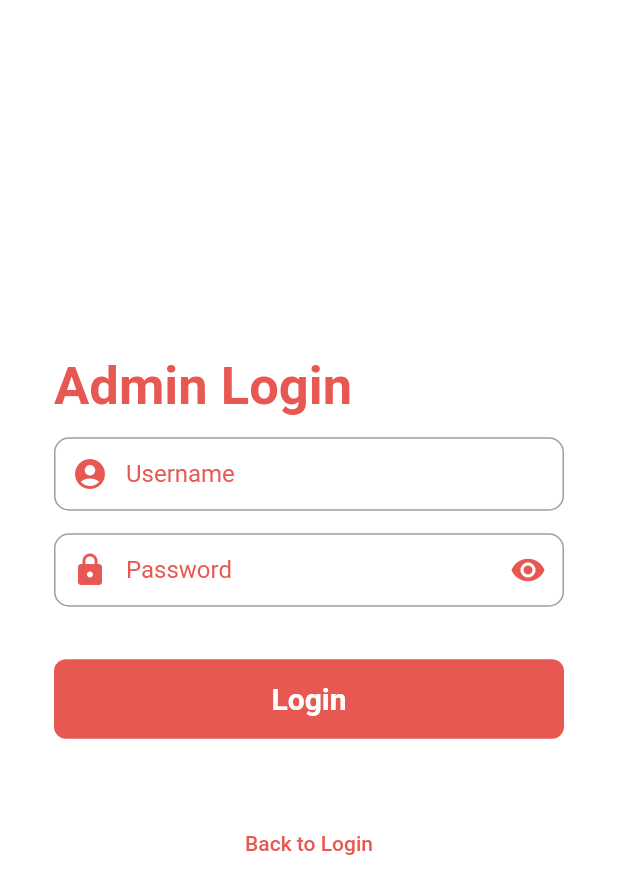
After one commit to JamesVictorAlvarez/Flutter-Munch, a Flutter app: the screen it shows after launch, after a tap on "Login", after a tap on "Admin Login", on a phone screen of 412 x 824 dp. The commit adds this screen. Shown: the top 894 px of the screen. Run offline on Flutter 3.47's test engine with Material 2 defaults, Android fonts, the phone set to English and light mode, and no system bars; our stand-ins replace firebase_auth, firebase_core, sqflite; accounts and stored records are empty; network calls fail; Roboto replaces fonts that are missing (Montserrat).

Commit message:
Added admin page

```diff
--- /dev/null
+++ b/Munch/lib/Login/admin_login.dart
@@ -0,0 +1,190 @@
+import 'package:flutter/material.dart';
+import 'package:munch/Admin/admin_home.dart';
+import 'login_register.dart';
+
+class AdminLogin extends StatefulWidget {
+  const AdminLogin({Key? key}) : super(key: key);
+
+  @override
+  State<AdminLogin> createState() => _AdminLoginState();
+}
+
+class _AdminLoginState extends State<AdminLogin> {
+  String? errorMessage = '';
+  bool isLogin = true;
+
+  final TextEditingController _userController = TextEditingController();
+  final TextEditingController _passwordController = TextEditingController();
+  final _user = 'admin';
+  final _pass = '123';
+
+  // void signInWithEmailAndPassword() {
+  //   if (_emailController == null || _passwordController == null) {
+  //     setState(() {
+  //       errorMessage = 'All the fields must be filled';
+  //     });
+  //   }
+  //
+  //   if (_emailController == _user || _passwordController == _pass) {
+  //     setState(() {
+  //       errorMessage = 'Incorrect username or password';
+  //     });
+  //   }
+  // }
+
+  // Widget _errorMessage() {
+  //   return Text(errorMessage == '' ? '' : 'Humm ? $errorMessage');
+  // }
+
+  // Widget _submitButton() {
+  //   return Material(
+  //     borderRadius: BorderRadius.circular(8),
+  //     color: Color(0xFFE85852),
+  //     child: MaterialButton(
+  //       padding: EdgeInsets.fromLTRB(20, 15, 20, 15),
+  //       minWidth: MediaQuery.of(context).size.width,
+  //       onPressed: signInWithEmailAndPassword,
+  //       child: Text('Login',
+  //           textAlign: TextAlign.center,
+  //           style: TextStyle(
+  //               fontSize: 20,
+  //               color: Colors.white,
+  //               fontWeight: FontWeight.bold)),
+  //     ),
+  //   );
+  // }
+
+  @override
+  Widget build(BuildContext context) {
+    bool _isObscure = true;
+    return Scaffold(
+      backgroundColor: Colors.white,
+      body: Center(
+        child: SingleChildScrollView(
+          child: Container(
+            color: Colors.white,
+            child: Padding(
+              padding: const EdgeInsets.all(36.0),
+              child: Column(
+                  mainAxisAlignment: MainAxisAlignment.center,
+                  crossAxisAlignment: CrossAxisAlignment.start,
+                  children: <Widget>[
+                    SizedBox(
+                      height: 40,
+                      child: Text(
+                        'Admin Login',
+                        style: TextStyle(
+                            fontFamily: 'Montserrat',
+                            color: Color(0xFFE85852),
+                            fontSize: 35,
+                            fontWeight: FontWeight.w600),
+                      ),
+                    ),
+                    SizedBox(height: 14),
+                    TextField(
+                      controller: _userController,
+                      textInputAction: TextInputAction.next,
+                      cursorColor: Colors.redAccent,
+                      decoration: InputDecoration(
+                        prefixIcon: Icon(Icons.account_circle),
+                        prefixIconColor: Color(0xFFE85852),
+                        contentPadding: EdgeInsets.fromLTRB(20, 15, 20, 15),
+                        labelText: 'Username',
+                        labelStyle: TextStyle(color: Color(0xFFE85852)),
+                        border: OutlineInputBorder(
+                          borderRadius: BorderRadius.circular(10),
+                        ),
+                        focusedBorder: OutlineInputBorder(
+                            borderRadius: BorderRadius.circular(10),
+                            borderSide: BorderSide(
+                                width: 1.5, color: Colors.redAccent)),
+                      ),
+                    ),
+                    SizedBox(height: 15),
+                    TextField(
+                        controller: _passwordController,
+                        textInputAction: TextInputAction.next,
+                        obscureText: _isObscure,
+                        cursorColor: Colors.redAccent,
+                        decoration: InputDecoration(
+                            prefixIcon: Icon(Icons.lock),
+                            prefixIconColor: Color(0xFFE85852),
+                            contentPadding: EdgeInsets.fromLTRB(20, 15, 20, 15),
+                            labelText: "Password",
+                            labelStyle: TextStyle(color: Color(0xFFE85852)),
+                            hintText: "Password",
+                            border: OutlineInputBorder(
+                              borderRadius: BorderRadius.circular(10),
+                            ),
+                            focusedBorder: OutlineInputBorder(
+                                borderRadius: BorderRadius.circular(10),
+                                borderSide: BorderSide(
+                                    width: 1.5, color: Colors.redAccent)),
+                            suffixIcon: IconButton(
+                                icon: Icon(_isObscure
+                                    ? Icons.visibility
+                                    : Icons.visibility_off),
+                                onPressed: () {
+                                  setState(() {
+                                    _isObscure = !_isObscure;
+                                  });
+                                }),
+                            suffixIconColor: Color(0xFFE85852))),
+                    const SizedBox(height: 35),
+                    Material(
+                      borderRadius: BorderRadius.circular(8),
+                      color: Color(0xFFE85852),
+                      child: MaterialButton(
+                        padding: EdgeInsets.fromLTRB(20, 15, 20, 15),
+                        minWidth: MediaQuery.of(context).size.width,
+                        onPressed: () {
+                          if (_userController.value.text.isEmpty ||
+                              _passwordController.value.text.isEmpty) {
+                            setState(() {
+                              errorMessage = 'All fields must be filled';
+                            });
+                          } else if (_userController.text != _user ||
+                              _passwordController.text != _pass) {
+                            setState(() {
+                              errorMessage = 'Incorrect username or password';
+                            });
+                          } else if ( _userController.text == _user ||
+                              _passwordController.text == _pass){
+                            Navigator.push(
+                                context,
+                                MaterialPageRoute(builder: (context) => AdminHome())
+                            );
+                          }
+                        },
+                        child: Text('Login',
+                            textAlign: TextAlign.center,
+                            style: TextStyle(
+                                fontSize: 20,
+                                color: Colors.white,
+                                fontWeight: FontWeight.bold)),
+                      ),
+                    ),
+                    SizedBox(height: 15),
+                    Text(errorMessage == '' ? '' : 'Humm ? $errorMessage'),
+                    SizedBox(height: 15),
+                    Align(
+                      alignment: Alignment.bottomCenter,
+                      child: TextButton(
+                        onPressed: () {
+                          Navigator.push(context,
+                              MaterialPageRoute(builder: (context) => Login()));
+                        },
+                        child: Text(
+                          'Back to Login',
+                          style: TextStyle(color: Color(0xFFE85852)),
+                        ),
+                      ),
+                    )
+                  ]),
+            ),
+          ),
+        ),
+      ),
+    );
+  }
+}
--- a/Munch/lib/Login/login_register.dart
+++ b/Munch/lib/Login/login_register.dart
@@ -1,5 +1,6 @@
 import 'package:flutter/material.dart';
 import 'package:firebase_auth/firebase_auth.dart';
+import 'package:munch/Login/admin_login.dart';
 import '../auth.dart';
 
 class Login extends StatefulWidget {
@@ -45,13 +46,19 @@ class _LoginState extends State<Login> {
     return TextField(
       controller: controller,
       textInputAction: TextInputAction.next,
+      cursorColor: Colors.redAccent,
       decoration: InputDecoration(
         prefixIcon: Icon(Icons.mail),
+        prefixIconColor: Color(0xFFE85852),
         contentPadding: EdgeInsets.fromLTRB(20, 15, 20, 15),
         labelText: title,
+        labelStyle: TextStyle(color: Color(0xFFE85852)),
         border: OutlineInputBorder(
           borderRadius: BorderRadius.circular(10),
         ),
+        focusedBorder: OutlineInputBorder(
+            borderRadius: BorderRadius.circular(10),
+            borderSide: BorderSide(width: 1.5, color: Colors.redAccent)),
       ),
     );
   }
@@ -131,22 +138,31 @@ class _LoginState extends State<Login> {
                         controller: _passwordController,
                         textInputAction: TextInputAction.next,
                         obscureText: _isObscure,
+                        cursorColor: Colors.redAccent,
                         decoration: InputDecoration(
                             prefixIcon: Icon(Icons.lock),
+                            prefixIconColor: Color(0xFFE85852),
                             contentPadding: EdgeInsets.fromLTRB(20, 15, 20, 15),
                             labelText: "Password",
+                            labelStyle: TextStyle(color: Color(0xFFE85852)),
                             hintText: "Password",
                             border: OutlineInputBorder(
                               borderRadius: BorderRadius.circular(10),
                             ),
+                            focusedBorder: OutlineInputBorder(
+                                borderRadius: BorderRadius.circular(10),
+                                borderSide: BorderSide(
+                                    width: 1.5, color: Colors.redAccent)),
                             suffixIcon: IconButton(
                                 icon: Icon(_isObscure
-                                    ? Icons.visibility : Icons.visibility_off),
+                                    ? Icons.visibility
+                                    : Icons.visibility_off),
                                 onPressed: () {
                                   setState(() {
                                     _isObscure = !_isObscure;
                                   });
-                                }))),
+                                }),
+                            suffixIconColor: Color(0xFFE85852))),
                     const SizedBox(height: 35),
                     _submitButton(),
                     SizedBox(height: 15),
@@ -165,6 +181,21 @@ class _LoginState extends State<Login> {
                       height: 10,
                     ),
                     _errorMessage(),
+                    Align(
+                      alignment: Alignment.bottomCenter,
+                      child: TextButton(
+                        onPressed: () {
+                          Navigator.push(
+                              context,
+                              MaterialPageRoute(builder: (context) => AdminLogin())
+                          );
+                        },
+                        child: Text(
+                          'Admin Login',
+                          style: TextStyle(color: Color(0xFFE85852)),
+                        ),
+                      ),
+                    )
                   ]),
             ),
           ),
```
Also changed, not shown: Munch/lib/Admin/admin_home.dart (added, +239 -0 lines).
